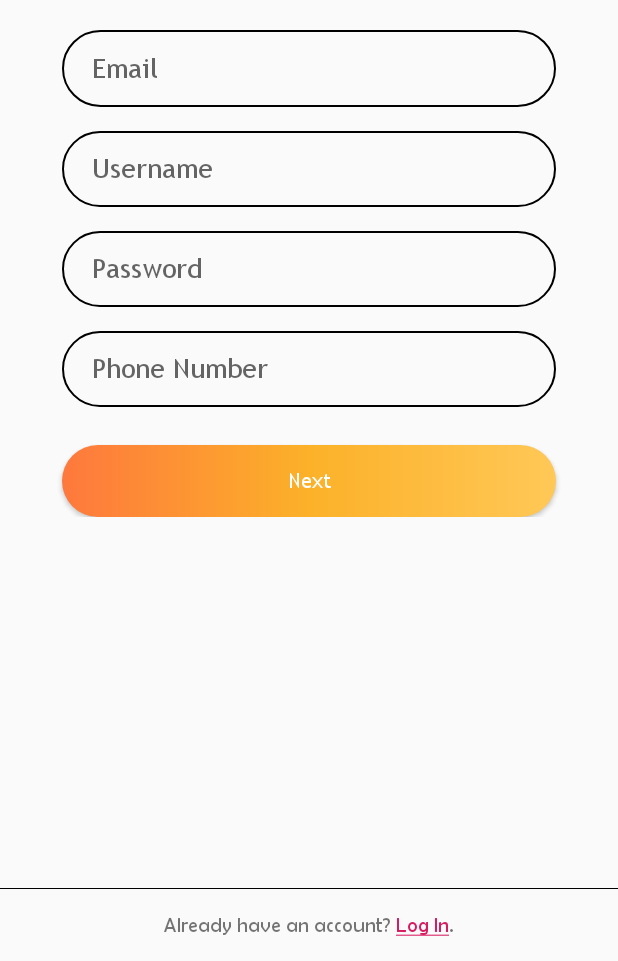
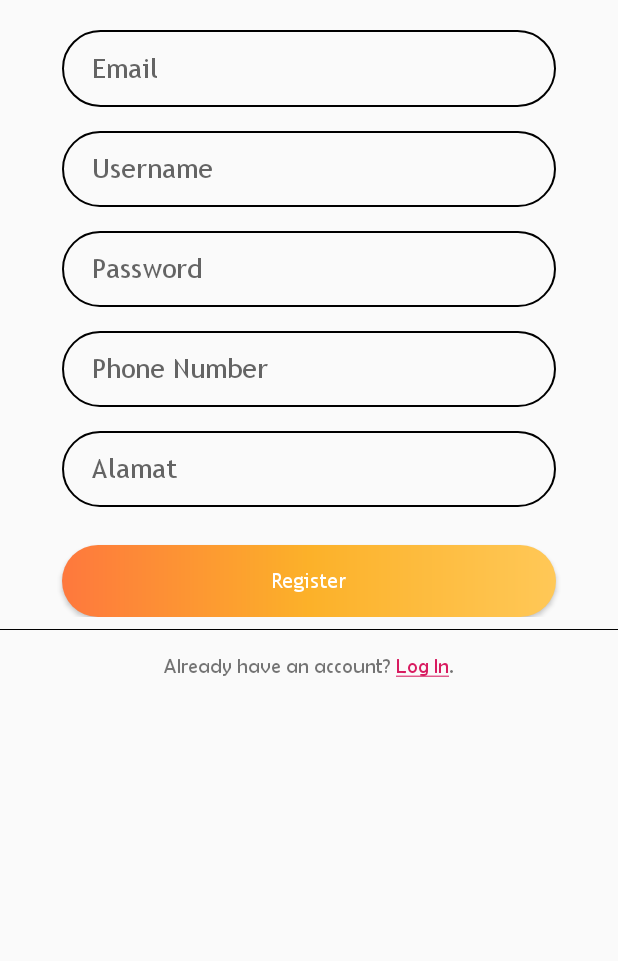
Before and after one commit to yusrisahrul10/AlifAin, an Android app: the RegisterActivity screen opened directly, with no data from a screen before it, on a phone screen of 412 x 824 dp, the part 275-1236 px from its top. Run offline under Robolectric (Android 15) with nearby library versions, the phone set to English and light mode, and no system bars.

Commit message:
RegisterLogic

```diff
--- a/app/src/main/AndroidManifest.xml
+++ b/app/src/main/AndroidManifest.xml
@@ -13,7 +13,7 @@
             android:theme="@style/AppTheme">
         <activity android:name=".ProductDetailActivity">
         </activity>
-        <activity android:name=".RegisterActivity">
+        <activity android:name=".registerActivity.RegisterActivity">
         </activity>
         <activity android:name=".loginActivity.LoginActivity">
             <intent-filter>
--- a/app/src/main/java/com/example/alifain/RegisterActivity.kt
+++ /dev/null
@@ -1,37 +0,0 @@
-package com.example.alifain
-
-import android.content.Intent
-import android.support.v7.app.AppCompatActivity
-import android.os.Bundle
-import android.text.Spannable
-import android.text.SpannableString
-import android.text.method.LinkMovementMethod
-import android.text.style.ClickableSpan
-import android.view.View
-import android.widget.TextView
-import com.example.alifain.loginActivity.LoginActivity
-
-class RegisterActivity : AppCompatActivity() {
-
-    private lateinit var tvLogin: TextView
-
-    override fun onCreate(savedInstanceState: Bundle?) {
-        super.onCreate(savedInstanceState)
-        setContentView(R.layout.activity_register)
-
-        tvLogin = findViewById(R.id.tv_login)
-        val text = "Already have an account? Log In."
-        val ss = SpannableString(text)
-        val clickableSpan = object : ClickableSpan() {
-            override fun onClick(widget: View) {
-                val intent = object : Intent(this@RegisterActivity, LoginActivity::class.java){
-                }
-                startActivity(intent)
-            }
-        }
-
-        ss.setSpan(clickableSpan, 25, 31, Spannable.SPAN_EXCLUSIVE_EXCLUSIVE)
-        tvLogin.text = ss
-        tvLogin.movementMethod = LinkMovementMethod.getInstance()
-    }
-}
--- a/app/src/main/java/com/example/alifain/loginActivity/LoginActivity.kt
+++ b/app/src/main/java/com/example/alifain/loginActivity/LoginActivity.kt
@@ -7,14 +7,13 @@ import android.text.Spannable
 import android.text.SpannableString
 import android.text.method.LinkMovementMethod
 import android.text.style.ClickableSpan
-import android.util.Log
 import android.view.View
 import android.widget.Button
 import android.widget.EditText
 import android.widget.TextView
 import com.example.alifain.MainActivity
 import com.example.alifain.R
-import com.example.alifain.RegisterActivity
+import com.example.alifain.registerActivity.RegisterActivity
 import com.example.alifain.preference.MyPreference
 import com.example.alifain.rest.ApiRepository
 
--- /dev/null
+++ b/app/src/main/java/com/example/alifain/registerActivity/RegisterActivity.kt
@@ -0,0 +1,95 @@
+package com.example.alifain.registerActivity
+
+import android.content.Intent
+import android.support.v7.app.AppCompatActivity
+import android.os.Bundle
+import android.text.Spannable
+import android.text.SpannableString
+import android.text.method.LinkMovementMethod
+import android.text.style.ClickableSpan
+import android.view.View
+import android.widget.Button
+import android.widget.EditText
+import android.widget.TextView
+import android.widget.Toast
+import com.example.alifain.R
+import com.example.alifain.loginActivity.LoginActivity
+import com.example.alifain.rest.ApiRepository
+
+class RegisterActivity : AppCompatActivity() , RegisterView {
+
+
+    private lateinit var tvLogin: TextView
+    private lateinit var edtUsername : EditText
+    private lateinit var edtEmail : EditText
+    private lateinit var edtAlamat : EditText
+    private lateinit var edtNoHp : EditText
+    private lateinit var edtPassword : EditText
+    private lateinit var btnRegister : Button
+    private lateinit var presenter: RegisterPresenter
+
+    override fun onCreate(savedInstanceState: Bundle?) {
+        super.onCreate(savedInstanceState)
+        setContentView(R.layout.activity_register)
+        edtUsername = findViewById(R.id.username)
+        edtEmail = findViewById(R.id.email)
+        edtAlamat = findViewById(R.id.alamat)
+        edtNoHp = findViewById(R.id.nohp)
+        edtPassword = findViewById(R.id.password)
+        btnRegister = findViewById(R.id.register)
+
+        tvLogin = findViewById(R.id.tv_login)
+        val text = "Already have an account? Log In."
+        val ss = SpannableString(text)
+        val clickableSpan = object : ClickableSpan() {
+            override fun onClick(widget: View) {
+                val intent = object : Intent(this@RegisterActivity, LoginActivity::class.java){
+                }
+                startActivity(intent)
+            }
+        }
+        setUpNetwork()
+        RegisterClick()
+        ss.setSpan(clickableSpan, 25, 31, Spannable.SPAN_EXCLUSIVE_EXCLUSIVE)
+        tvLogin.text = ss
+        tvLogin.movementMethod = LinkMovementMethod.getInstance()
+    }
+
+    override fun showLoading() {
+
+    }
+
+    override fun hideLoading() {
+
+    }
+
+    override fun moveIntentLogin() {
+        val intent = Intent(this, LoginActivity::class.java)
+        startActivity(intent)
+    }
+    fun RegisterClick(){
+
+        btnRegister.setOnClickListener {
+            var username : String = edtUsername.text.toString()
+            var email : String = edtEmail.text.toString()
+            var alamat : String = edtAlamat.text.toString()
+            var noHp : String = edtNoHp.text.toString()
+            var password : String = edtPassword.text.toString()
+
+            if(email.isEmpty() || username.isEmpty()){
+                Toast.makeText(this, "FIELD TIDAK BOLEH KOSONG", Toast.LENGTH_SHORT).show()
+
+            }else{
+                presenter.registerAction(username,email,alamat,noHp,password)
+
+            }
+        }
+    }
+
+    fun setUpNetwork(){
+        val apiRepository = ApiRepository()
+        presenter = RegisterPresenter(this,apiRepository)
+        presenter.RegisterPresenter(this)
+    }
+
+}
--- /dev/null
+++ b/app/src/main/java/com/example/alifain/registerActivity/RegisterView.kt
@@ -0,0 +1,7 @@
+package com.example.alifain.registerActivity
+
+interface RegisterView {
+    fun showLoading()
+    fun hideLoading()
+    fun moveIntentLogin()
+}
--- a/app/src/main/java/com/example/alifain/rest/ApiInterface.kt
+++ b/app/src/main/java/com/example/alifain/rest/ApiInterface.kt
@@ -15,4 +15,14 @@ interface ApiInterface {
         @Field("email") email : String,
         @Field("password") password : String) : Call<LoginRespones>
 
+    @FormUrlEncoded
+    @POST("User/register")
+    fun registerAction(
+        @Field("username") username : String,
+        @Field("email") email : String,
+        @Field("alamat") alamat : String,
+        @Field("nohp") nohp : String,
+        @Field("password") password : String
+    ) : Call<LoginRespones>
+
 }
--- a/app/src/main/res/layout/activity_register.xml
+++ b/app/src/main/res/layout/activity_register.xml
@@ -1,12 +1,17 @@
 <?xml version="1.0" encoding="utf-8"?>
-<RelativeLayout
+<ScrollView
         xmlns:android="http://schemas.android.com/apk/res/android"
         xmlns:tools="http://schemas.android.com/tools"
         xmlns:app="http://schemas.android.com/apk/res-auto"
         android:layout_width="match_parent"
         android:layout_height="match_parent"
-        tools:context=".RegisterActivity">
+        android:orientation="vertical"
+        tools:context=".registerActivity.RegisterActivity">
 
+    <LinearLayout
+            android:orientation="vertical"
+            android:layout_width="match_parent"
+            android:layout_height="match_parent">
         <LinearLayout
                 android:layout_width="match_parent"
                 android:layout_height="wrap_content"
@@ -28,7 +33,6 @@
                     android:textColor="@android:color/black"/>
 
         </LinearLayout>
-
         <LinearLayout
                 android:layout_width="match_parent"
                 android:layout_height="wrap_content"
@@ -40,6 +44,7 @@
             <EditText
                     android:layout_gravity="center"
                     android:layout_marginLeft="41dp"
+                    android:id="@+id/email"
                     android:layout_marginRight="41dp"
                     android:layout_width="match_parent"
                     android:layout_height="wrap_content"
@@ -54,6 +59,7 @@
 
             <EditText
                     android:layout_gravity="center"
+                    android:id="@+id/username"
                     android:layout_marginTop="16dp"
                     android:layout_marginLeft="41dp"
                     android:layout_marginRight="41dp"
@@ -70,6 +76,7 @@
 
             <EditText
                     android:layout_gravity="center"
+                    android:id="@+id/password"
                     android:layout_marginTop="16dp"
                     android:layout_marginLeft="41dp"
                     android:layout_marginRight="41dp"
@@ -86,12 +93,29 @@
 
             <EditText
                     android:layout_gravity="center"
+                    android:id="@+id/nohp"
                     android:layout_marginTop="16dp"
                     android:layout_marginLeft="41dp"
                     android:layout_marginRight="41dp"
                     android:layout_width="match_parent"
                     android:layout_height="wrap_content"
                     android:hint="Phone Number"
+                    android:paddingLeft="20dp"
+                    android:paddingRight="13dp"
+                    android:paddingTop="13dp"
+                    android:paddingBottom="14dp"
+                    android:fontFamily="@font/trebuc"
+                    android:background="@drawable/rect"
+            />
+            <EditText
+                    android:layout_gravity="center"
+                    android:id="@+id/alamat"
+                    android:layout_marginTop="16dp"
+                    android:layout_marginLeft="41dp"
+                    android:layout_marginRight="41dp"
+                    android:layout_width="match_parent"
+                    android:layout_height="wrap_content"
+                    android:hint="Alamat"
                     android:paddingLeft="20dp"
                     android:paddingRight="13dp"
                     android:paddingTop="13dp"
@@ -107,7 +131,8 @@
                     android:layout_marginTop="25dp"
                     android:layout_marginLeft="41dp"
                     android:layout_marginRight="41dp"
-                android:text="Next"
+                    android:id="@+id/register"
+                    android:text="Register"
                     android:textAllCaps="false"
                     android:fontFamily="@font/trebuc"
                     android:background="@drawable/button_bg"
@@ -115,9 +140,7 @@
             />
 
 
-
         </LinearLayout>
-
         <LinearLayout
                 android:layout_width="match_parent"
                 android:layout_height="wrap_content"
@@ -140,4 +163,7 @@
                     android:id="@+id/tv_login"/>
 
         </LinearLayout>
-</RelativeLayout>
+    </LinearLayout>
+
+
+</ScrollView>
```
Also changed, not shown: app/src/main/java/com/example/alifain/registerActivity/RegisterPresenter.kt (added, +50 -0 lines). Lines whose indentation alone changed are shown as unchanged.
